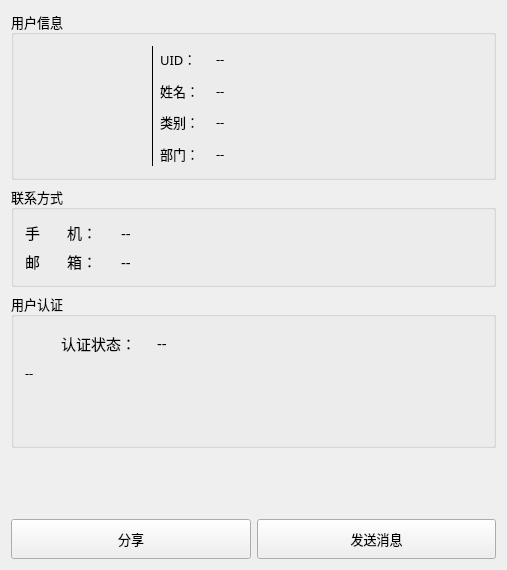
csthenry/weplanet-desktop, file friendinfowidget.ui: the form before one commit.
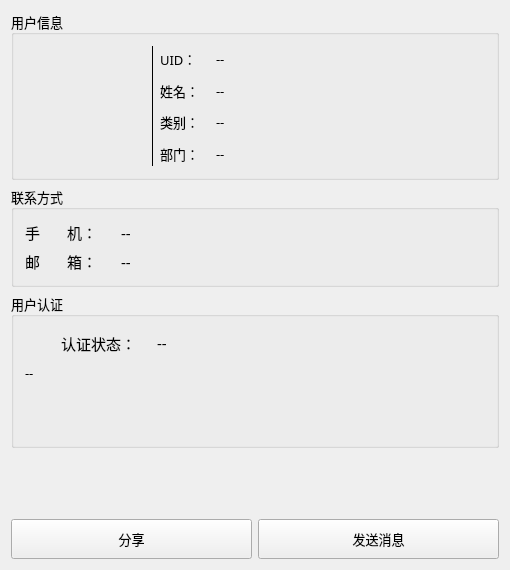
The form after the commit. Icons and pictures are not drawn.

What changed in the file:
```diff
--- a/friendinfowidget.ui
+++ b/friendinfowidget.ui
@@ -6,10 +6,22 @@
    <rect>
     <x>0</x>
     <y>0</y>
-    <width>507</width>
+    <width>510</width>
     <height>570</height>
    </rect>
   </property>
+  <property name="minimumSize">
+   <size>
+    <width>510</width>
+    <height>0</height>
+   </size>
+  </property>
+  <property name="maximumSize">
+   <size>
+    <width>530</width>
+    <height>16777215</height>
+   </size>
+  </property>
   <property name="font">
    <font>
     <family>微软雅黑</family>
@@ -26,12 +38,6 @@
   <layout class="QGridLayout" name="gridLayout_8">
    <item row="0" column="0">
     <widget class="QGroupBox" name="group_userInfo">
-     <property name="minimumSize">
-      <size>
-       <width>485</width>
-       <height>0</height>
-      </size>
-     </property>
      <property name="font">
       <font>
        <family>微软雅黑</family>
```
